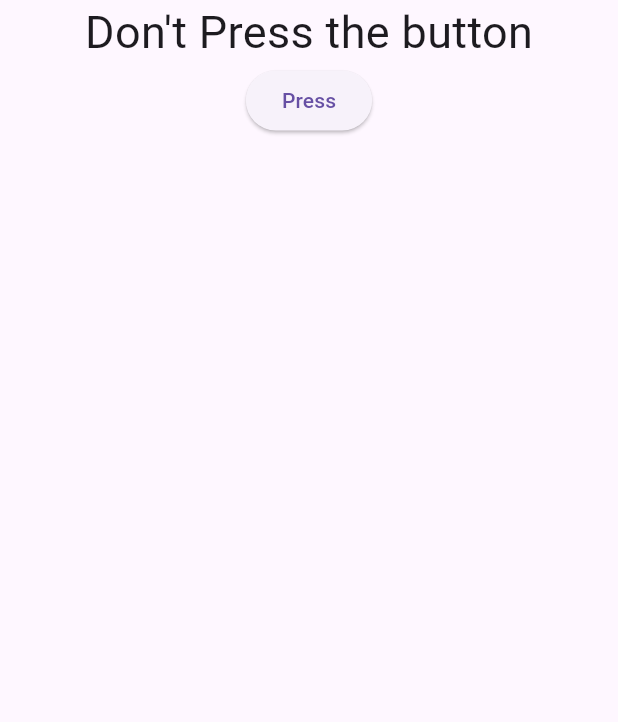
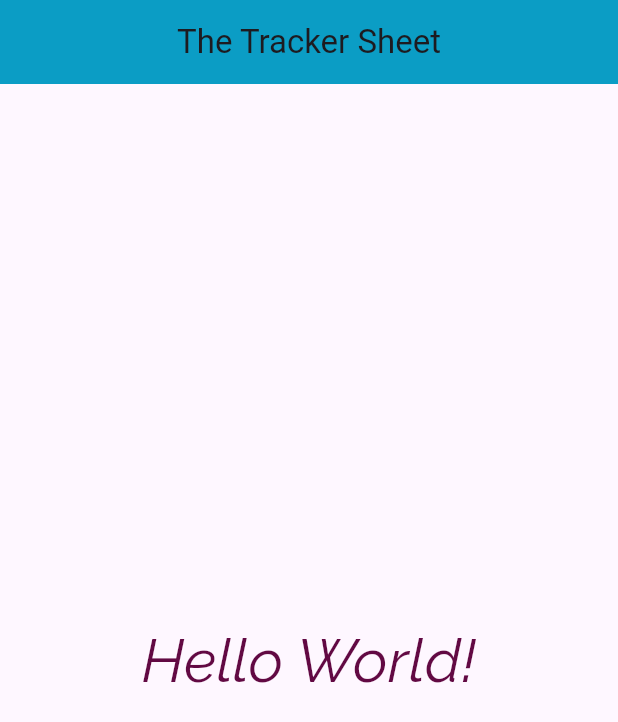
Before and after one commit to TatsTuly/tracker, a Flutter app: the screen it shows after launch, on a phone screen of 412 x 824 dp. Shown: the top 722 px of the screen. Run offline on Flutter 3.47's test engine with Material 3 defaults, Android fonts, the phone set to English and light mode, and no system bars.

Commit message:
fixed_HelloWorld

```diff
--- a/lib/main.dart
+++ b/lib/main.dart
@@ -3,33 +3,28 @@ import 'package:flutter/material.dart';
  void main() {
    runApp(const MyApp());
  }
-class MyApp extends StatefulWidget {
+
+ class MyApp extends StatelessWidget {
    const MyApp({super.key});
 
    @override
-  State<MyApp> createState() => _MyAppState();
-}
-
-class _MyAppState extends State<MyApp> {
-  String _displayText = "Don't Press the button";
-  void _changeText(){
-    setState(() {
-      _displayText = "Button pressed";
-    });
-  }
-  @override
    Widget build(BuildContext context) {
      return MaterialApp(
+       debugShowCheckedModeBanner: false,
        home: Scaffold(
+         appBar: AppBar(
+           centerTitle: true,
+           title: Text("The Tracker Sheet"),
+           backgroundColor: const Color.fromARGB(255, 11, 157, 197),
+         ),
          body: Center(
-          child: Column(
-            children: [
-              Text(
-                _displayText,
-                style: TextStyle(fontSize: 30),
+           child: Text(
+             "Hello World!",
+             style: TextStyle(
+               fontFamily: "Raleway",
+               fontSize: 40,
+               color: const Color.fromARGB(255, 98, 9, 67),
              ),
-              ElevatedButton(onPressed: _changeText, child: Text("Press")),
-            ],
            ),
          ),
        ),
```
Lines whose indentation alone changed are shown as unchanged.
